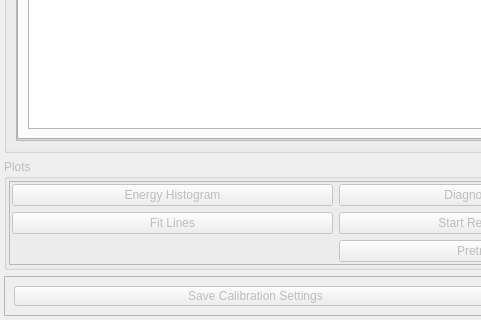
First picture: the form in massGui/ui/massGuiW.ui, repository gmondee/massGui, before the edit; both pictures show x 0 to 481 and y 348 to 668 of the 1000 by 668 pixel window.
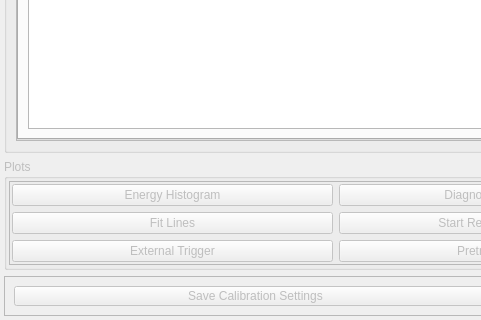
Second picture: the form after the edit.

Commit message: beginning external trigger plots

What changed in the file:
```diff
--- a/massGui/ui/massGuiW.ui
+++ b/massGui/ui/massGuiW.ui
@@ -725,6 +725,19 @@
            </property>
           </widget>
          </item>
+         <item row="2" column="0">
+          <widget class="QPushButton" name="extTrigButton">
+           <property name="minimumSize">
+            <size>
+             <width>0</width>
+             <height>22</height>
+            </size>
+           </property>
+           <property name="text">
+            <string>External Trigger</string>
+           </property>
+          </widget>
+         </item>
         </layout>
        </widget>
       </item>
```
The commit also changes 5 other files.
